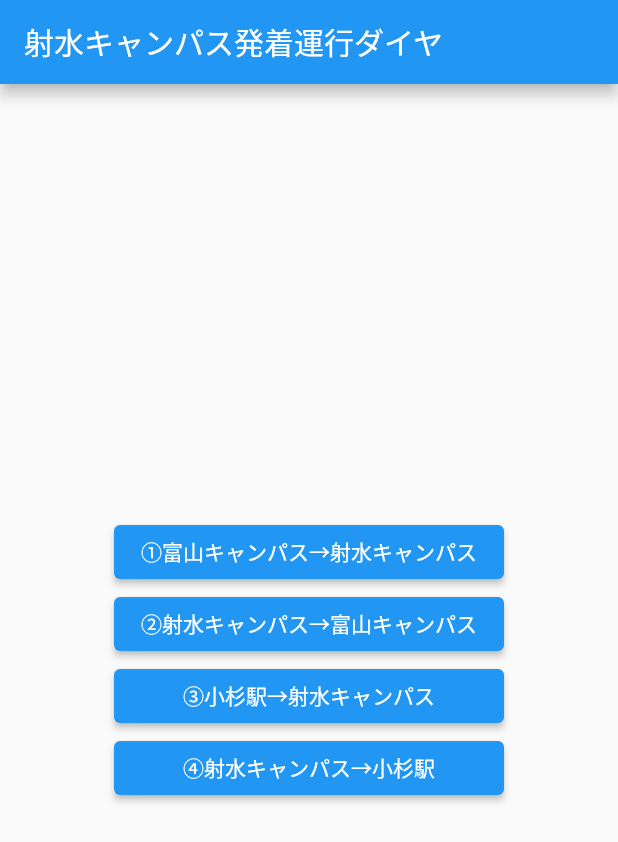
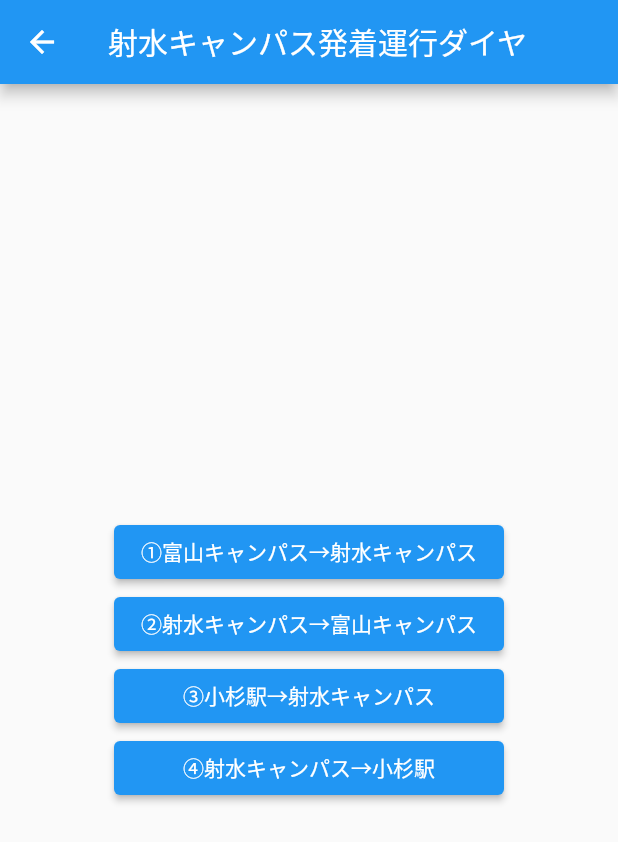
Before and after one commit to ayuda002/toyama-flutter-app, a Flutter app: the MyHomePage screen opened directly, after a tap on "Bus", on a phone screen of 412 x 824 dp. Shown: the top 842 px of the screen. Run offline on Flutter 3.47's test engine with Material 2 defaults, Android fonts, the phone set to English and light mode, and no system bars.

Commit message:
画面遷移追加

```diff
--- a/lib/circle_info.dart
+++ b/lib/circle_info.dart
@@ -104,9 +104,7 @@ class Circle extends StatelessWidget {
       ),
     );
 
-    return MaterialApp(
-      title: 'Flutter layout demo',
-      home: Scaffold(
+    return Scaffold(
       appBar: AppBar(
         title: const Text(
           'サークル紹介',
@@ -349,7 +347,6 @@ class Circle extends StatelessWidget {
           circleInfo,
         ],
       ),
-      ),
     );
   }
 
--- a/lib/main.dart
+++ b/lib/main.dart
@@ -74,6 +74,17 @@ class _MyHomePageState extends State<MyHomePage> {
     });
   }
 
+  Widget _button() {
+    return Container(
+      padding: EdgeInsets.all(5),
+      decoration: const BoxDecoration(
+        shape: BoxShape.circle,
+        color: Colors.redAccent,
+      ),
+      child: Icon(Icons.map_outlined, color: Colors.white),
+    );
+  }
+
   @override
   Widget build(BuildContext context) {
     return Container(
@@ -119,7 +130,7 @@ class _MyHomePageState extends State<MyHomePage> {
                         leading: Icon(Icons.add),
                         title: Text('Pick UP'),
                         subtitle: Text(
-                          'Card SubTitle',
+                          "授業料免除申請",
                           style: TextStyle(
                               fontSize: 20,
                               // fontWeight: FontWeight.w700,
@@ -152,15 +163,7 @@ class _MyHomePageState extends State<MyHomePage> {
                             child: Column(
                               mainAxisAlignment: MainAxisAlignment.spaceEvenly,
                               children: <Widget>[
-                                Container(
-                                  padding: EdgeInsets.all(5),
-                                  decoration: const BoxDecoration(
-                                    shape: BoxShape.circle,
-                                    color: Colors.redAccent,
-                                  ),
-                                  child: Icon(Icons.map_outlined,
-                                      color: Colors.white),
-                                ),
+                                _button(),
                                 Text(
                                   'Map',
                                   style: TextStyle(
--- a/lib/tpu_bus.dart
+++ b/lib/tpu_bus.dart
@@ -4,31 +4,13 @@ import 'package:flutter/material.dart';
 import 'bus/four_page.dart';
 import 'bus/one_page.dart';
 
-class TpuBus extends StatelessWidget {
+class TpuBus extends StatefulWidget {
   const TpuBus({Key? key}) : super(key: key);
-
-  // This widget is the root of your application.
   @override
-  Widget build(BuildContext context) {
-    return MaterialApp(
-      title: 'Flutter Demo',
-      theme: ThemeData(
-        primarySwatch: Colors.blue,
-      ),
-      home: const MyHomePage(title: 'Flutter Demo Home Page'),
-    );
-  }
+  State<TpuBus> createState() => _TpuBusState();
 }
 
-class MyHomePage extends StatefulWidget {
-  const MyHomePage({Key? key, required this.title}) : super(key: key);
-  final String title;
-
-  @override
-  State<MyHomePage> createState() => _MyHomePageState();
-}
-
-class _MyHomePageState extends State<MyHomePage> {
+class _TpuBusState extends State<TpuBus> {
   @override
   Widget build(BuildContext context) {
     return Scaffold(
```
Lines whose indentation alone changed are shown as unchanged.
